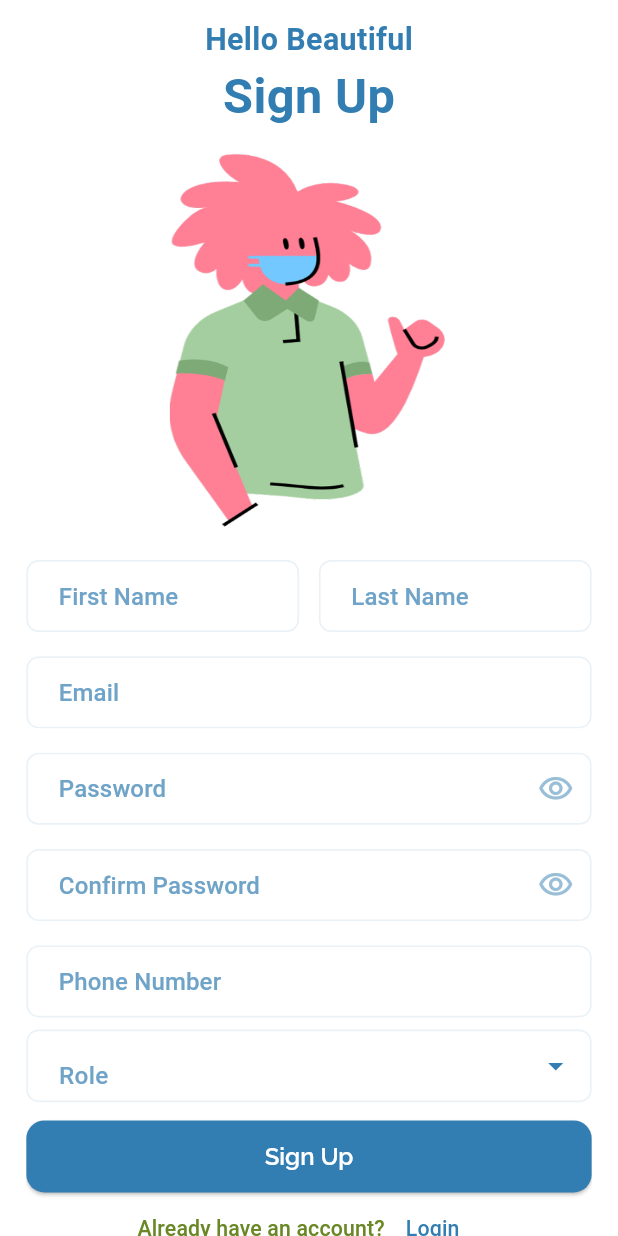
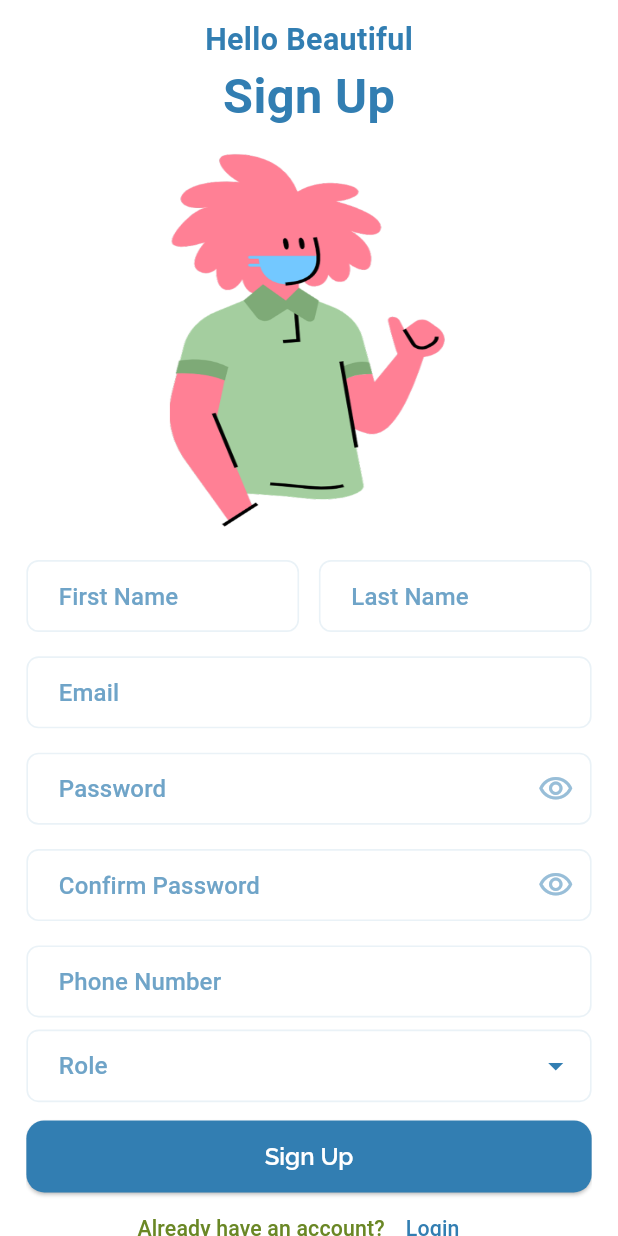
Before and after one commit to Osama-El-Dawli/Healora-app, a Flutter app: the RegisterScreen screen opened by its route, on a phone screen of 412 x 824 dp. Run offline on Flutter 3.47's test engine with Material 3 defaults, Android fonts, the phone set to English and light mode, and no system bars; our stand-ins replace cloud_firestore, dots_indicator, easy_localization, firebase_auth, firebase_core, flutter_bloc and 4 more; accounts and stored records are empty.

Commit message:
fix(register): update role dropdown hint style to use text theme

```diff
--- a/lib/features/auth/register/presentation/screens/register_screen.dart
+++ b/lib/features/auth/register/presentation/screens/register_screen.dart
@@ -138,16 +138,10 @@ class _RegisterScreenState extends State<RegisterScreen> {
                               color: AppColors.primary,
                             ),
                             initialValue: selectedValue,
-                            decoration: InputDecoration(
-                              filled: true,
-                              fillColor: AppColors.backgroundColor,
-                              hint: Text(
-                                'role'.tr(),
-                                style: TextStyle(
-                                  color: AppColors.hintColor,
-                                  fontSize: 16.sp,
-                                  fontWeight: FontWeight.w500,
-                                ),
+                            hint: Text(
+                              'role'.tr(),
+                              style: textTheme.titleSmall!.copyWith(
+                                color: AppColors.hintColor,
                               ),
                             ),
                             items: items.map((String item) {
```
